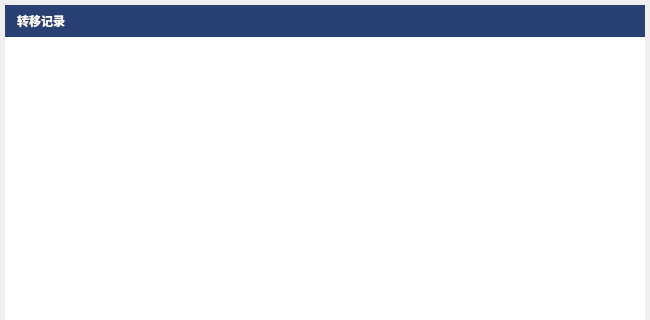
Before: the Qt Designer form transferphonehistorydialog.ui in ZhouMei20220810/TEST, drawn with Qt 5; both pictures show x 0 to 650 and y 0 to 320 of the 650 by 498 pixel window.
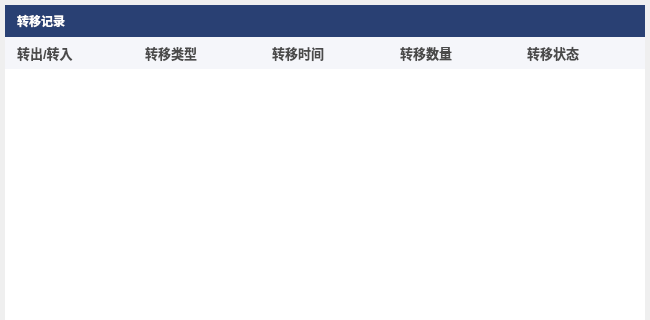
After: the same form once the commit is applied. Icons and pictures are not drawn.

The edit to the form file:
```diff
--- a/transferphonehistorydialog.ui
+++ b/transferphonehistorydialog.ui
@@ -375,6 +375,83 @@
         </layout>
        </widget>
       </item>
+      <item>
+       <widget class="QFrame" name="frame_3">
+        <property name="minimumSize">
+         <size>
+          <width>0</width>
+          <height>32</height>
+         </size>
+        </property>
+        <property name="maximumSize">
+         <size>
+          <width>16777215</width>
+          <height>32</height>
+         </size>
+        </property>
+        <property name="styleSheet">
+         <string notr="true">background-color:#F5F6FA;color:#4A4A4A;font-size:13px;font-weight:bold;</string>
+        </property>
+        <property name="frameShape">
+         <enum>QFrame::StyledPanel</enum>
+        </property>
+        <property name="frameShadow">
+         <enum>QFrame::Raised</enum>
+        </property>
+        <layout class="QHBoxLayout" name="horizontalLayout_3">
+         <property name="spacing">
+          <number>22</number>
+         </property>
+         <property name="leftMargin">
+          <number>12</number>
+         </property>
+         <property name="topMargin">
+          <number>7</number>
+         </property>
+         <property name="rightMargin">
+          <number>12</number>
+         </property>
+         <property name="bottomMargin">
+          <number>7</number>
+         </property>
+         <item>
+          <widget class="QLabel" name="label">
+           <property name="text">
+            <string>转出/转入</string>
+           </property>
+          </widget>
+         </item>
+         <item>
+          <widget class="QLabel" name="label_3">
+           <property name="text">
+            <string>转移类型</string>
+           </property>
+          </widget>
+         </item>
+         <item>
+          <widget class="QLabel" name="label_4">
+           <property name="text">
+            <string>转移时间</string>
+           </property>
+          </widget>
+         </item>
+         <item>
+          <widget class="QLabel" name="label_5">
+           <property name="text">
+            <string>转移数量</string>
+           </property>
+          </widget>
+         </item>
+         <item>
+          <widget class="QLabel" name="label_6">
+           <property name="text">
+            <string>转移状态</string>
+           </property>
+          </widget>
+         </item>
+        </layout>
+       </widget>
+      </item>
       <item>
        <widget class="QListWidget" name="listWidgetTransferHistory"/>
       </item>
```
